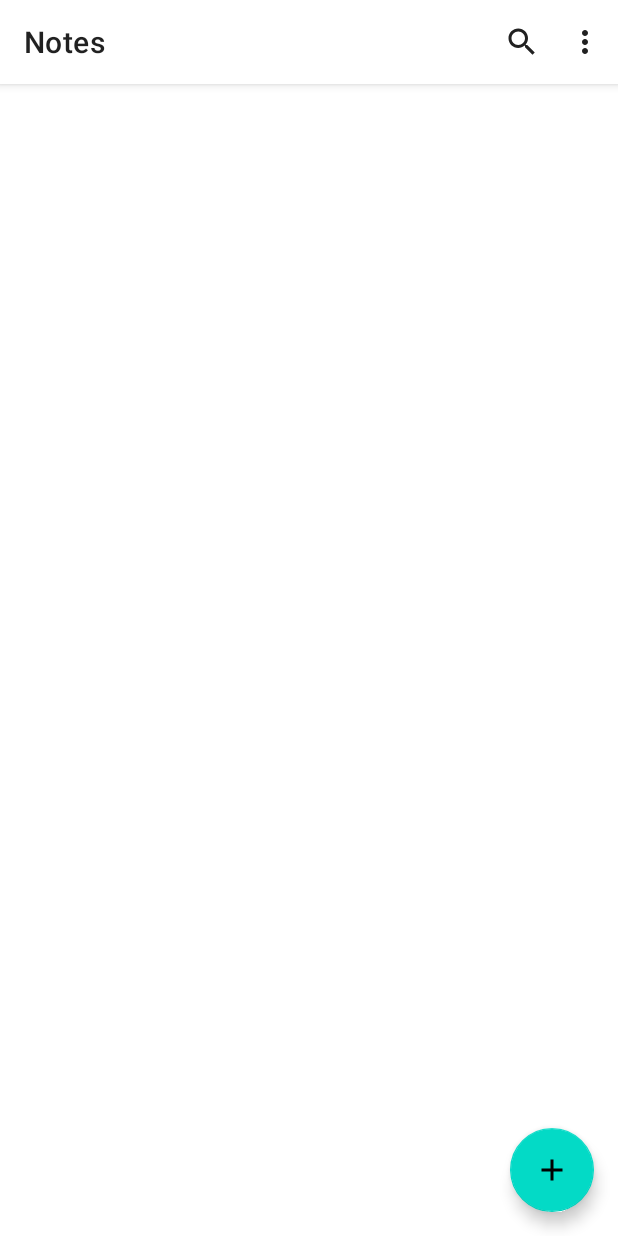
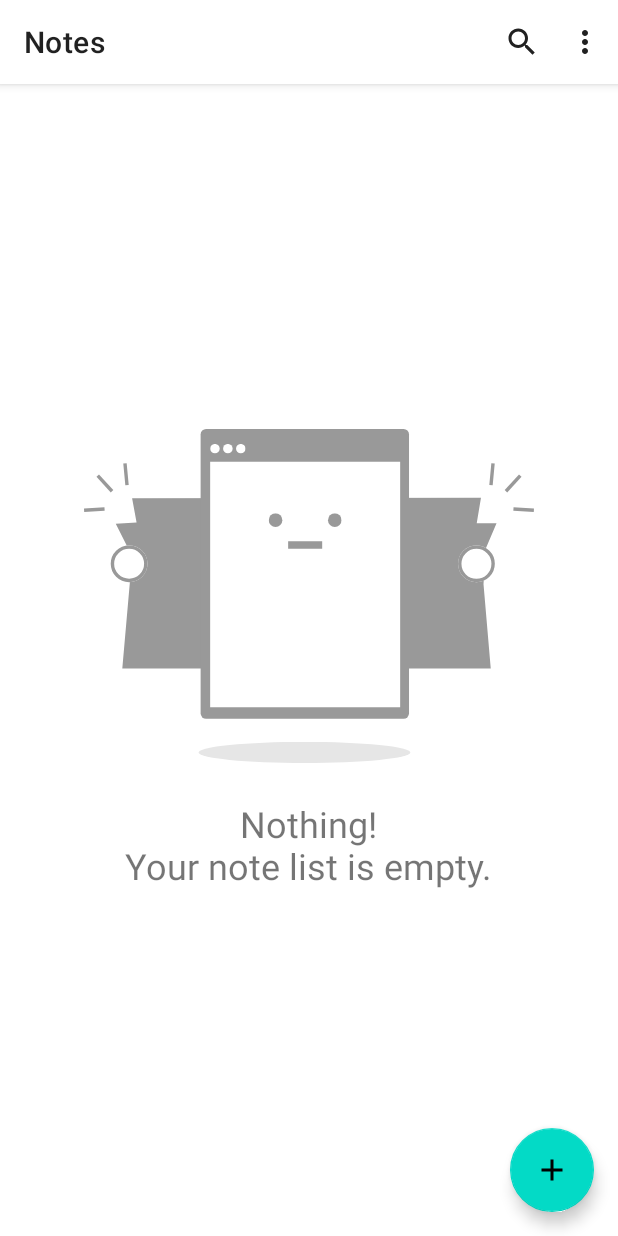
Before and after one commit to Enes-Kayiklik/PostIt, an Android app: the screen it shows after launch (MainActivity), on a phone screen of 412 x 824 dp. Run offline under Robolectric (Android 15) with nearby library versions, the phone set to English and light mode, and no system bars; our stand-ins replace Dagger/Hilt's generated code, Room's generated code, navigation-ui; libraries missing offline, so code that uses them is left out: androidx.hilt.lifecycle.

Commit message:
fixed some bugs

```diff
--- a/app/src/main/java/com/eneskayiklik/post_it/ui/main/addnote/AddNoteFragment.kt
+++ b/app/src/main/java/com/eneskayiklik/post_it/ui/main/addnote/AddNoteFragment.kt
@@ -15,6 +15,8 @@ import com.eneskayiklik.post_it.db.entity.Note
 import com.eneskayiklik.post_it.db.entity.Todo
 import com.eneskayiklik.post_it.ui.main.notes.NoteViewModel
 import com.eneskayiklik.post_it.util.convertHumanTime
+import com.eneskayiklik.post_it.util.makeInvisible
+import com.eneskayiklik.post_it.util.makeVisible
 import dagger.hilt.android.AndroidEntryPoint
 import kotlinx.android.synthetic.main.fragment_add_note.*
 
@@ -38,6 +40,11 @@ class AddNoteFragment : Fragment(R.layout.fragment_add_note) {
             edtNote.setText(currentNote.description)
             todoListAdapter.submitList(currentNote.todoList)
             tvTitleLength.text = "${currentNote.title.length}".plus(" / 15")
+            if (todoListAdapter.currentList.isNotEmpty()) {
+                recyclerViewTodoList.makeVisible()
+                edtNote.makeInvisible()
+            }
+
         }
         recyclerViewTodoList.adapter = todoListAdapter
     }
@@ -52,7 +59,7 @@ class AddNoteFragment : Fragment(R.layout.fragment_add_note) {
         val note = edtNote.text.toString()
         val title = edtNoteTitle.text.toString()
 
-        return if (note.isNotEmpty() && title.isNotEmpty()) {
+        return if (title.isNotEmpty() && (note.isNotEmpty() || todoListAdapter.currentList.isNotEmpty())) {
             noteViewModel.addNote(
                 Note(
                     id = navArgs.currentNote?.id ?: 0,
@@ -72,9 +79,11 @@ class AddNoteFragment : Fragment(R.layout.fragment_add_note) {
     }
 
     private fun addTodoListItem(): Boolean {
-        val list = todoListAdapter.currentList.toMutableSet()
+        val list = todoListAdapter.currentList.toMutableList()
         list.add(Todo())
         todoListAdapter.submitList(list.toList())
+        recyclerViewTodoList.makeVisible()
+        edtNote.makeInvisible()
         return true
     }
 
--- a/app/src/main/java/com/eneskayiklik/post_it/ui/main/notes/NoteRepository.kt
+++ b/app/src/main/java/com/eneskayiklik/post_it/ui/main/notes/NoteRepository.kt
@@ -9,9 +9,10 @@ class NoteRepository @Inject constructor(
     private val dao: NoteDao
 ) {
     fun getAllNotes(searchQuery: String): Flow<List<Note>> = dao.getAllNotes(searchQuery)
-    fun getAllNotesOrderByDate() = dao.getAllNotesOrderByDate()
+
     suspend fun addNote(note: Note) = dao.addNote(note)
-    suspend fun updateNote(note: Note) = dao.updateNote(note)
+
     suspend fun deleteNote(note: Note) = dao.deleteNote(note)
+
     suspend fun deleteAllNote() = dao.deleteAllNotes()
 }
--- a/app/src/main/java/com/eneskayiklik/post_it/ui/main/notes/NoteViewModel.kt
+++ b/app/src/main/java/com/eneskayiklik/post_it/ui/main/notes/NoteViewModel.kt
@@ -34,7 +34,7 @@ class NoteViewModel @ViewModelInject constructor(
 
     fun deleteAllNotes() {
         viewModelScope.launch(Dispatchers.IO) {
-            //noteRepository.deleteAllNote().also { getAllNotes() }
+            noteRepository.deleteAllNote()
         }
     }
 }
--- a/app/src/main/java/com/eneskayiklik/post_it/ui/main/notes/NotesFragment.kt
+++ b/app/src/main/java/com/eneskayiklik/post_it/ui/main/notes/NotesFragment.kt
@@ -3,6 +3,7 @@ package com.eneskayiklik.post_it.ui.main.notes
 import android.os.Bundle
 import android.view.Menu
 import android.view.MenuInflater
+import android.view.MenuItem
 import android.view.View
 import androidx.appcompat.widget.SearchView
 import androidx.coordinatorlayout.widget.CoordinatorLayout
@@ -13,6 +14,8 @@ import androidx.navigation.fragment.findNavController
 import androidx.recyclerview.widget.StaggeredGridLayoutManager
 import com.eneskayiklik.post_it.R
 import com.eneskayiklik.post_it.db.entity.Note
+import com.eneskayiklik.post_it.util.makeInvisible
+import com.eneskayiklik.post_it.util.makeVisible
 import com.eneskayiklik.post_it.util.onQueryTextChanged
 import com.google.android.material.snackbar.Snackbar
 import dagger.hilt.android.AndroidEntryPoint
@@ -38,6 +41,7 @@ class NotesFragment : Fragment(R.layout.fragment_notes) {
 
     private fun setupObserver() {
         noteViewModel.notes.observe(viewLifecycleOwner, Observer {
+            if (it.isEmpty()) emptyNoteLayout.makeVisible() else emptyNoteLayout.makeInvisible()
             noteAdapter.submitList(it)
         })
     }
@@ -83,4 +87,12 @@ class NotesFragment : Fragment(R.layout.fragment_notes) {
             noteViewModel.searchQuery.value = it
         }
     }
+
+    override fun onOptionsItemSelected(item: MenuItem): Boolean = when (item.itemId) {
+        R.id.deleteAllNotes -> {
+            noteViewModel.deleteAllNotes()
+            true
+        }
+        else -> false
+    }
 }
--- a/app/src/main/java/com/eneskayiklik/post_it/util/Extensions.kt
+++ b/app/src/main/java/com/eneskayiklik/post_it/util/Extensions.kt
@@ -1,5 +1,6 @@
 package com.eneskayiklik.post_it.util
 
+import android.view.View
 import androidx.appcompat.widget.SearchView
 import java.text.SimpleDateFormat
 import java.util.*
@@ -20,3 +21,11 @@ inline fun SearchView.onQueryTextChanged(crossinline listener: (String) -> Unit)
         }
     })
 }
+
+fun View.makeVisible() {
+    this.visibility = View.VISIBLE
+}
+
+fun View.makeInvisible() {
+    this.visibility = View.GONE
+}
--- /dev/null
+++ b/app/src/main/res/drawable/ic_empty_note.xml
@@ -0,0 +1,97 @@
+<vector xmlns:android="http://schemas.android.com/apk/res/android"
+    android:width="300dp"
+    android:height="222.92343dp"
+    android:viewportWidth="660.765"
+    android:viewportHeight="491">
+    <path
+        android:fillColor="#999"
+        android:pathData="M70.632,101.856 L582.926,101l-6.282,37.694h29.127L589.494,176.958l-2.856,51.115L597.25,352.14L56.25,352.14L67.266,226.379 62.35,170.676 46.65,139.265 77.2,137.551Z" />
+    <group>
+        <clip-path android:pathData="M35.25,168.14h577v61h-577z" />
+        <path
+            android:fillColor="#fff"
+            android:pathData="M66.25,198.14m-27,0a27,27 0,1 1,54 0a27,27 0,1 1,-54 0"
+            android:strokeWidth="5"
+            android:strokeColor="#00000000" />
+        <path
+            android:fillColor="#00000000"
+            android:pathData="M66.25,198.14m-24.5,0a24.5,24.5 0,1 1,49 0a24.5,24.5 0,1 1,-49 0"
+            android:strokeWidth="5"
+            android:strokeColor="#999" />
+        <path
+            android:fillColor="#fff"
+            android:pathData="M576.25,198.14m-27,0a27,27 0,1 1,54 0a27,27 0,1 1,-54 0"
+            android:strokeWidth="5"
+            android:strokeColor="#00000000" />
+        <path
+            android:fillColor="#00000000"
+            android:pathData="M576.25,198.14m-24.5,0a24.5,24.5 0,1 1,49 0a24.5,24.5 0,1 1,-49 0"
+            android:strokeWidth="5"
+            android:strokeColor="#999" />
+    </group>
+    <path
+        android:fillColor="#999"
+        android:pathData="M179.25,0L469.25,0A8,8 0,0 1,477.25 8L477.25,418A8,8 0,0 1,469.25 426L179.25,426A8,8 0,0 1,171.25 418L171.25,8A8,8 0,0 1,179.25 0z" />
+    <group>
+        <clip-path android:pathData="M185.25,22h52v14h-52z" />
+        <path
+            android:fillColor="#fff"
+            android:pathData="M192.25,29m-7,0a7,7 0,1 1,14 0a7,7 0,1 1,-14 0" />
+        <path
+            android:fillColor="#fff"
+            android:pathData="M211.25,29m-7,0a7,7 0,1 1,14 0a7,7 0,1 1,-14 0" />
+        <path
+            android:fillColor="#fff"
+            android:pathData="M230.25,29m-7,0a7,7 0,1 1,14 0a7,7 0,1 1,-14 0" />
+    </group>
+    <path
+        android:fillColor="#fff"
+        android:pathData="M185.25,48h279v361h-279z" />
+    <group>
+        <clip-path android:pathData="M271.25,124h107v20h-107z" />
+        <path
+            android:fillColor="#999"
+            android:pathData="M281.25,134m-10,0a10,10 0,1 1,20 0a10,10 0,1 1,-20 0" />
+        <path
+            android:fillColor="#999"
+            android:pathData="M368.25,134m-10,0a10,10 0,1 1,20 0a10,10 0,1 1,-20 0" />
+    </group>
+    <path
+        android:fillColor="#00000000"
+        android:pathData="M299.75,170.5L349.75,170.5"
+        android:strokeWidth="11"
+        android:strokeColor="#999" />
+    <path
+        android:fillColor="#e6e6e6"
+        android:pathData="M168.25,475.5a155.5,15.5 0,1 0,311 0a155.5,15.5 0,1 0,-311 0z" />
+    <path
+        android:fillColor="#00000000"
+        android:pathData="M597.599,82.5L600.599,50.5"
+        android:strokeWidth="5"
+        android:strokeColor="#999" />
+    <path
+        android:fillColor="#00000000"
+        android:pathData="M619.599,91.5L640.599,68.5"
+        android:strokeWidth="5"
+        android:strokeColor="#999" />
+    <path
+        android:fillColor="#00000000"
+        android:pathData="M630.599,117.5L660.599,119.5"
+        android:strokeWidth="5"
+        android:strokeColor="#999" />
+    <path
+        android:fillColor="#00000000"
+        android:pathData="M63.166,82.5L60.166,50.5"
+        android:strokeWidth="5"
+        android:strokeColor="#999" />
+    <path
+        android:fillColor="#00000000"
+        android:pathData="M41.166,91.5L20.166,68.5"
+        android:strokeWidth="5"
+        android:strokeColor="#999" />
+    <path
+        android:fillColor="#00000000"
+        android:pathData="M30.166,117.5L0.166,119.5"
+        android:strokeWidth="5"
+        android:strokeColor="#999" />
+</vector>
--- a/app/src/main/res/layout/fragment_add_note.xml
+++ b/app/src/main/res/layout/fragment_add_note.xml
@@ -41,6 +41,7 @@
 
         <androidx.recyclerview.widget.RecyclerView
             android:id="@+id/recyclerViewTodoList"
+            android:visibility="gone"
             android:layout_width="match_parent"
             android:layout_height="match_parent"
             android:layout_weight="1"
--- a/app/src/main/res/layout/fragment_notes.xml
+++ b/app/src/main/res/layout/fragment_notes.xml
@@ -18,4 +18,27 @@
         android:contentDescription="@string/app_name"
         android:src="@drawable/ic_add" />
 
+    <LinearLayout
+        android:id="@+id/emptyNoteLayout"
+        android:layout_width="wrap_content"
+        android:layout_height="wrap_content"
+        android:layout_gravity="center"
+        android:gravity="center"
+        android:orientation="vertical"
+        android:visibility="gone">
+
+        <ImageView
+            android:layout_width="wrap_content"
+            android:layout_height="wrap_content"
+            android:src="@drawable/ic_empty_note" />
+
+        <TextView
+            android:layout_width="wrap_content"
+            android:layout_height="wrap_content"
+            android:layout_marginTop="24dp"
+            android:gravity="center"
+            android:text="@string/empty_note_text"
+            android:textSize="24sp" />
+    </LinearLayout>
+
 </androidx.coordinatorlayout.widget.CoordinatorLayout>
--- a/app/src/main/res/layout/one_row_todo_list_item.xml
+++ b/app/src/main/res/layout/one_row_todo_list_item.xml
@@ -4,7 +4,7 @@
     android:layout_width="match_parent"
     android:layout_height="wrap_content"
     android:orientation="horizontal"
-    android:paddingStart="16dp">
+    android:layout_marginStart="8dp">
 
     <CheckBox
         android:id="@+id/checkBoxTodoIsDone"
@@ -21,9 +21,10 @@
         android:layout_height="match_parent"
         android:background="@null"
         android:ems="10"
-        android:hint="Title"
+        android:hint="@string/title"
         android:inputType="textPersonName"
-        android:textSize="16dp"
+        android:maxLength="20"
+        android:textSize="16sp"
         app:layout_constraintBottom_toBottomOf="@+id/checkBox"
         app:layout_constraintEnd_toEndOf="parent"
         app:layout_constraintStart_toEndOf="@+id/checkBox"
--- a/app/src/main/res/values/strings.xml
+++ b/app/src/main/res/values/strings.xml
@@ -8,4 +8,5 @@
     <string name="save">Save</string>
     <string name="search">Search</string>
     <string name="note_hint">Note</string>
+    <string name="empty_note_text">Nothing!\nYour note list is empty.</string>
 </resources>
```
